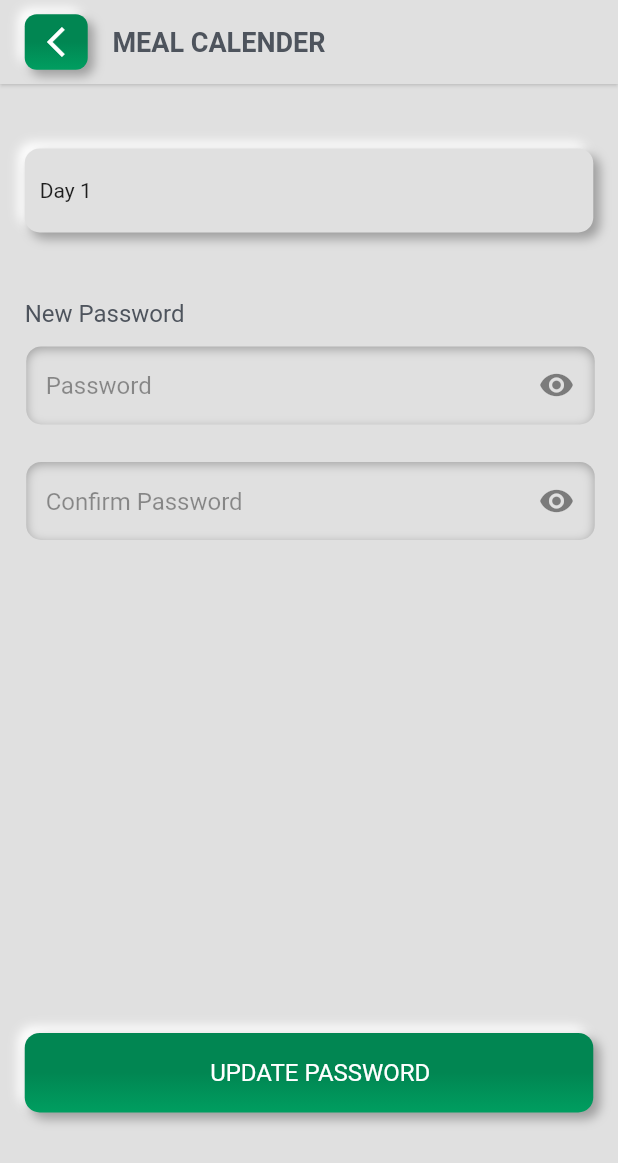
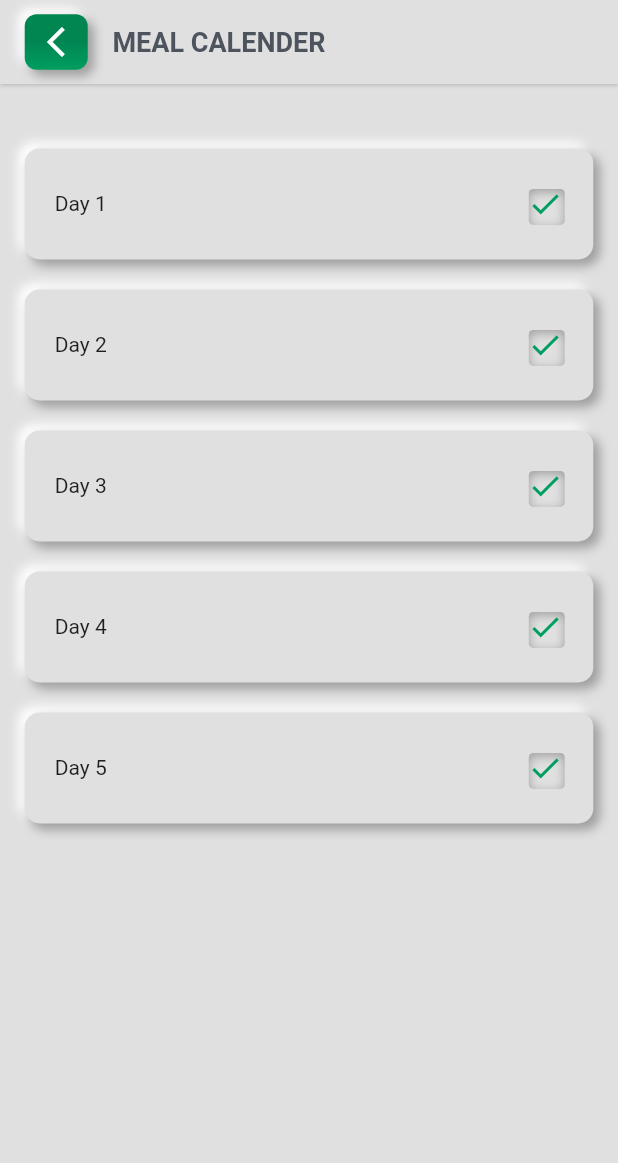
Before and after one commit to ralphbetta/promeal, a Flutter app: the MealCalenderScreen screen opened directly, on a phone screen of 412 x 824 dp. Shown: the top 1163 px of the screen. Run offline on Flutter 3.47's test engine with Material 2 defaults, Android fonts, the phone set to English and light mode, and no system bars; our stand-ins replace animate_do, animated_text_kit, audioplayers, dio, fluttertoast, qr_flutter and 2 more; missing offline and left inert: qr_code_scanner; accounts and stored records are empty; Roboto replaces fonts that are missing (Poppins).

Commit message:
complete meal calender section

```diff
--- a/lib/main.dart
+++ b/lib/main.dart
@@ -40,6 +40,7 @@ class StartUp extends StatelessWidget {
 
   @override
   Widget build(BuildContext context) {
+
     timeOut() async {
       AppSize().init(context);
 
--- a/lib/screen/mealcalender.screen.dart
+++ b/lib/screen/mealcalender.screen.dart
@@ -69,60 +69,38 @@ class _MealCalenderScreenState extends State<MealCalenderScreen> {
             ),
 
              const SizedBox(height: 10),
+          ...List.generate(5, (index) =>
+
           SlideInUp(
-              duration: Duration(milliseconds: animationDelay *2),
+              duration: Duration(milliseconds: animationDelay * index+1),
+              child: Padding(
+                padding: EdgeInsets.only(
+                  bottom: 20
+                ),
                 child: Extrude(child: Container(
                   width: double.infinity,
-                padding: EdgeInsets.symmetric(vertical: 20, horizontal: 10),
+                  padding: EdgeInsets.symmetric(vertical: 25, horizontal: 20),
                   child: Column(
                     children: [
                       Row(
+                        mainAxisAlignment: MainAxisAlignment.spaceBetween,
                         children: [
-                        Text("Day 1"),
+                          Text("Day ${index+1}"),
+
+                          Extrude(
+                            pressed: true,
+                            radius: 3,
+                            child: Icon(Icons.check, color: Theme.of(context).primaryColor,))
                         ],
                       )
                     ],
                   ),
                 ),),
               ),
-            const SizedBox(height: 45),
-            FadeInLeft(
-              child: Text(
-                "New Password",
-                style: AppStyle.apply(context),
-              ),
-            ),
-             const SizedBox(height: 10),
-            SlideInUp(
-              duration: Duration(milliseconds: animationDelay * 2),
-              child: AppTextField(
-                hint: "Password",
-                secured: true,
-                controller: passwordController,
-              ),
-            ),
-            const SizedBox(height: 25),
-            SlideInUp(
-              duration: Duration(milliseconds: animationDelay * 3),
-              child: AppTextField(
-                hint: "Confirm Password",
-                secured: true,
-                controller: confirmPasswordController,
-              ),
-            ),
-            const Spacer(),
-            BounceInUp(
-              child: AppButton(
-                pressed: context.watch<AccountProvider>().isLoading,
-                onPress: () {
+            )),
 
-                   context.read<AccountProvider>().changepassword(context);
 
-                },
-                title: "UPDATE PASSWORD",
-                primary: true,
-              ),
-            ),
+
             SizedBox(
               height: AppSize.height(10),
             ),
```
Also changed, not shown: assets/celebrate.gif (deleted), 2 other files. Lines whose indentation alone changed are shown as unchanged.
